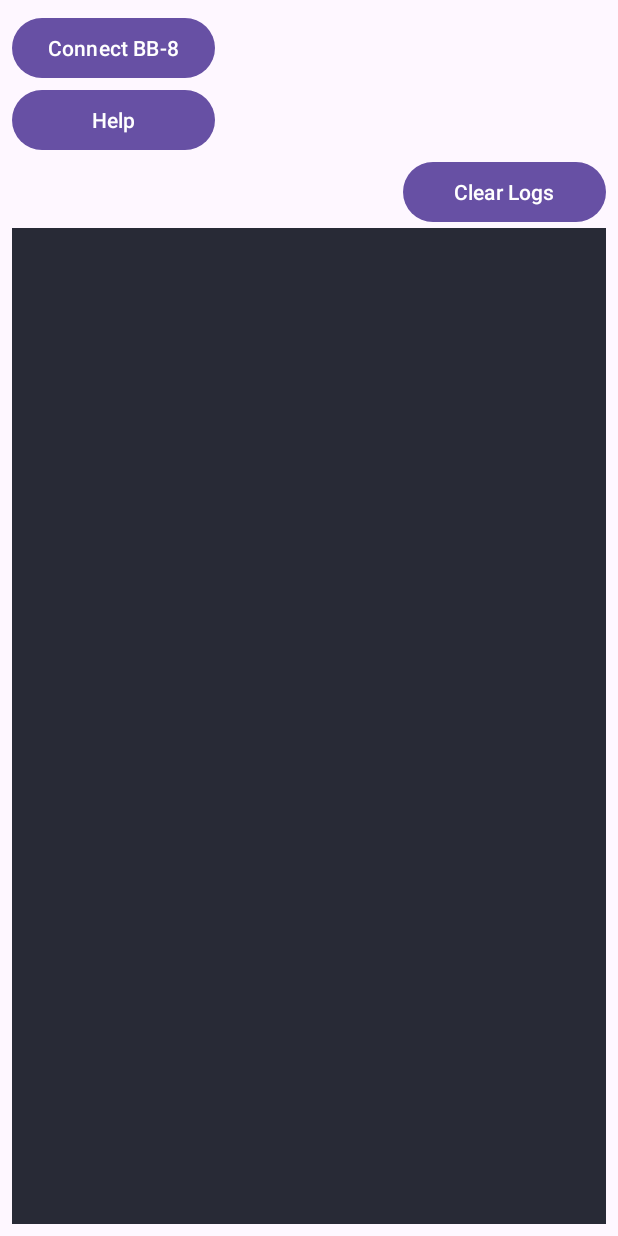
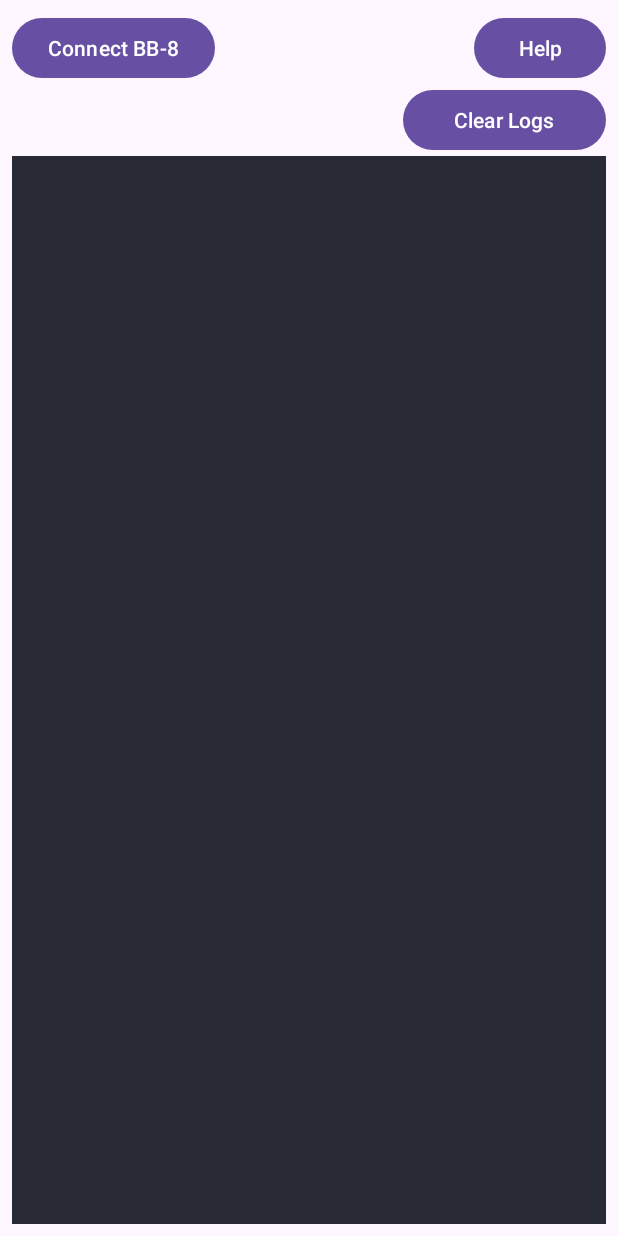
Before and after one commit to painnick/BB8Controller, an Android app: the screen it shows after launch (MainActivity), on a phone screen of 412 x 824 dp. Run offline under Robolectric (Android 15) with nearby library versions, the phone set to English and light mode, and no system bars.

Commit message:
CHANGE. 버튼 배열 수

```diff
--- a/app/src/main/res/layout/activity_main.xml
+++ b/app/src/main/res/layout/activity_main.xml
@@ -14,7 +14,9 @@
 
         <TableLayout
             android:layout_width="match_parent"
-            android:layout_height="wrap_content">
+            android:layout_height="wrap_content"
+            android:stretchColumns="1"
+            >
 
             <TableRow
                 android:layout_width="match_parent"
@@ -25,17 +27,22 @@
                     android:layout_width="wrap_content"
                     android:layout_height="wrap_content"
                     android:text="Connect BB-8" />
+
+                <Space
+                    android:layout_width="match_parent"
+                    android:layout_height="match_parent" />
+
+                <Button
+                    android:id="@+id/btnHelp"
+                    android:layout_width="wrap_content"
+                    android:layout_height="wrap_content"
+                    android:text="Help" />
             </TableRow>
 
             <TableRow
                 android:layout_width="match_parent"
                 android:layout_height="match_parent">
 
-                <Button
-                    android:id="@+id/btnHelp"
-                    android:layout_width="wrap_content"
-                    android:layout_height="wrap_content"
-                    android:text="Help" />
             </TableRow>
 
             <TableRow
```
